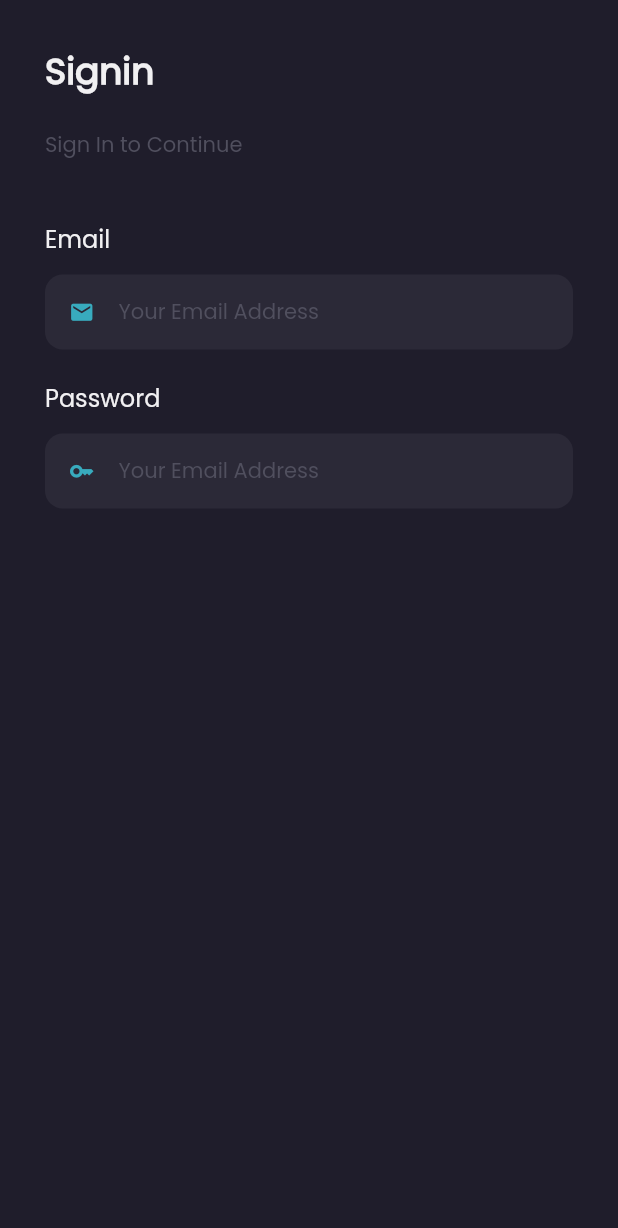
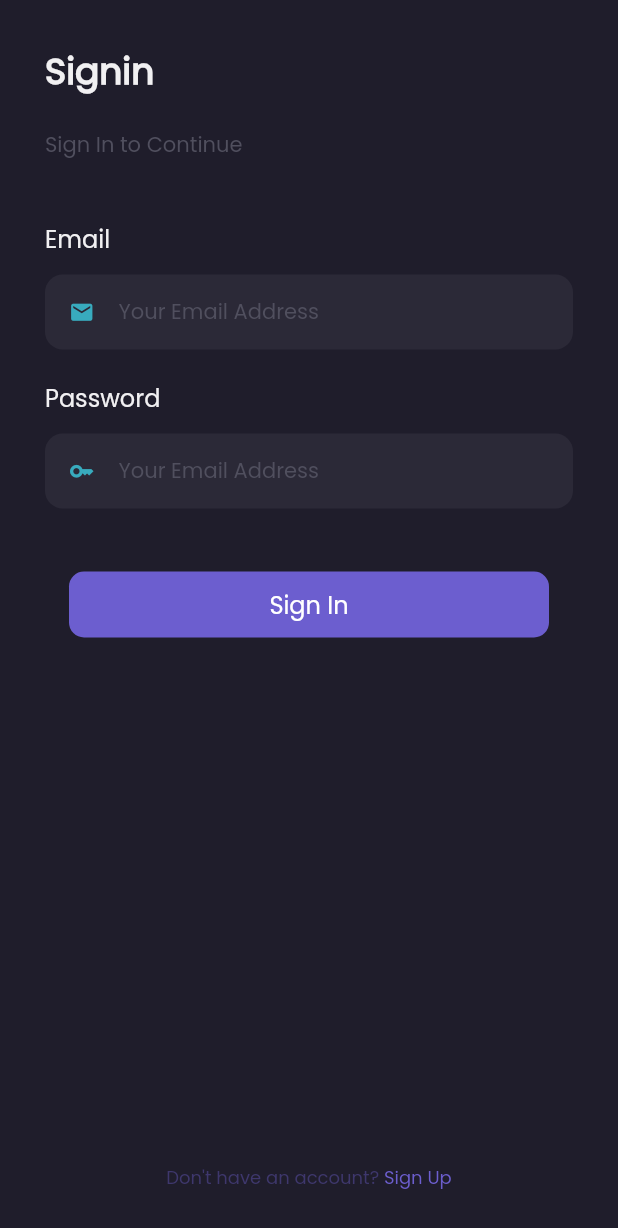
Before and after one commit to maulahaz/flt-zapp-bwa-shamo, a Flutter app: the screen it shows after launch, on a phone screen of 412 x 824 dp. Shown: the top 1228 px of the screen. Run offline on Flutter 3.47's test engine with Material 2 defaults, Android fonts, the phone set to English and light mode, and no system bars; our stand-ins replace shared_preferences.

Commit message:
Add Disable and Loading Button, add Signup Page

```diff
--- a/lib/main.dart
+++ b/lib/main.dart
@@ -24,6 +24,7 @@ class MyApp extends StatelessWidget {
         '/': (context) => OnboardingPage(),
         '/home': (context) => HomePage(),
         '/signin': (context) => SigninPage(),
+        '/signup': (context) => SignupPage(),
       },
     );
   }
--- a/lib/modules/auth/pages/signin_pg.dart
+++ b/lib/modules/auth/pages/signin_pg.dart
@@ -4,6 +4,7 @@ import 'package:flutter/material.dart';
 import '../../../configs/x_configs.dart';
 // import '../../../widgets/x_widgets.dart';
 // import '../../home/x_homes.dart';
+import '../../../helpers/x_helpers.dart';
 import '../../../widgets/x_widgets.dart';
 import '../x_auths.dart';
 
@@ -17,6 +18,32 @@ class SigninPage extends StatefulWidget {
 class _SigninPageState extends State<SigninPage> {
   final TextEditingController _emailController = TextEditingController();
   final TextEditingController _passwordController = TextEditingController();
+
+  bool isLoading = false;
+
+  Widget footer() {
+    return Container(
+      margin: EdgeInsets.only(bottom: 30),
+      child: Row(
+        mainAxisAlignment: MainAxisAlignment.center,
+        children: [
+          Text(
+            'Don\'t have an account? ',
+            style: getFont(12, color: kAppPrimary.withOpacity(0.4)),
+          ),
+          GestureDetector(
+            onTap: () {
+              Navigator.pushNamed(context, '/signup');
+            },
+            child: Text(
+              'Sign Up',
+              style: getFont(12, color: kAppPrimary),
+            ),
+          ),
+        ],
+      ),
+    );
+  }
 
   @override
   Widget build(BuildContext context) {
@@ -50,14 +77,19 @@ class _SigninPageState extends State<SigninPage> {
                 icon: Icons.key,
                 isObscure: true,
               ),
+              SizedBox(height: 40),
               //--Button:,
-
+              isLoading
+                  ? MyButtons.isLoading(context, '...Loading')
+                  : MyButtons.primary(context, 'Sign In', () {
+                      print('--Clicked: Sign In');
+                    }),
+              Spacer(),
               //--Footer:,
+              footer(),
 
               // passwordInput(),
               // isLoading ? LoadingButton() : signInButton(),
-              // Spacer(),
-              // footer(),
             ],
           ),
         ),
--- a/lib/modules/auth/x_auths.dart
+++ b/lib/modules/auth/x_auths.dart
@@ -10,4 +10,5 @@
 //--PAGES AND PARTS
 export 'pages/register_pg.dart';
 export 'pages/signin_pg.dart';
+export 'pages/signup_pg.dart';
 export 'pages/parts/header.dart';
--- a/lib/widgets/button_wdg.dart
+++ b/lib/widgets/button_wdg.dart
@@ -12,6 +12,7 @@ class MyButtons {
     Function() function, {
     required bool outlined,
     required bool gradiented,
+    bool isLoading = false,
   }) {
     //--USING ELEVATED BUTTON v.1:
     //----------------------------------------------------------------
@@ -60,7 +61,14 @@ class MyButtons {
             gradient: gradiented ? kAppGradientPrim : null,
             borderRadius: BorderRadius.all(Radius.circular(10)),
             border: outlined ? Border.all(color: bgColor, width: 2) : null),
-        child: Text(label, style: getFont(16, color: txColor)),
+        child: Row(
+          mainAxisAlignment: MainAxisAlignment.center,
+          children: [
+            isLoading ? CircularProgressIndicator() : SizedBox(),
+            isLoading ? SizedBox(width: 10) : SizedBox(),
+            Text(label, style: getFont(16, color: txColor)),
+          ],
+        ),
       ),
     );
   }
@@ -83,6 +91,16 @@ class MyButtons {
         outlined: false, gradiented: false);
   }
 
+  static Widget disabled(BuildContext context, String label) {
+    return showMyButtons(context, label, kWhite, kGrey, () {},
+        outlined: false, gradiented: false);
+  }
+
+  static Widget isLoading(BuildContext context, String label) {
+    return showMyButtons(context, label, kWhite, kGrey, () {},
+        outlined: false, gradiented: false, isLoading: true);
+  }
+
   static Widget primaryOutlined(
       BuildContext context, String label, Function() function) {
     return showMyButtons(context, label, kBlack, kAppPrimary, function,
```
Also changed, not shown: 1 other file.
